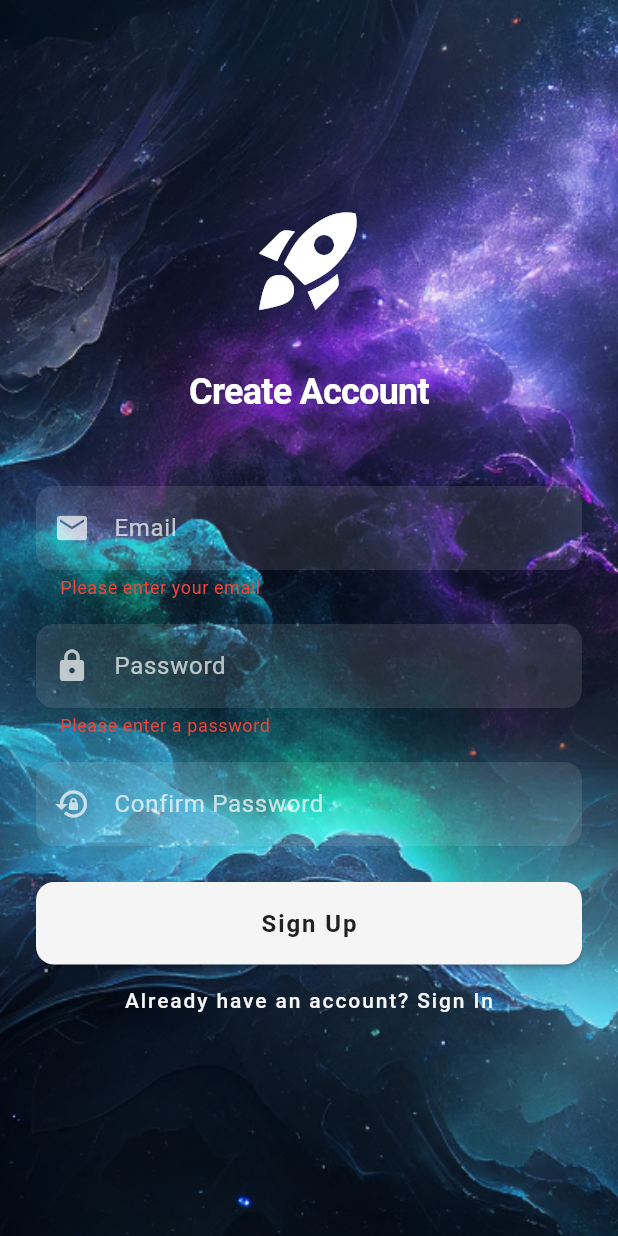
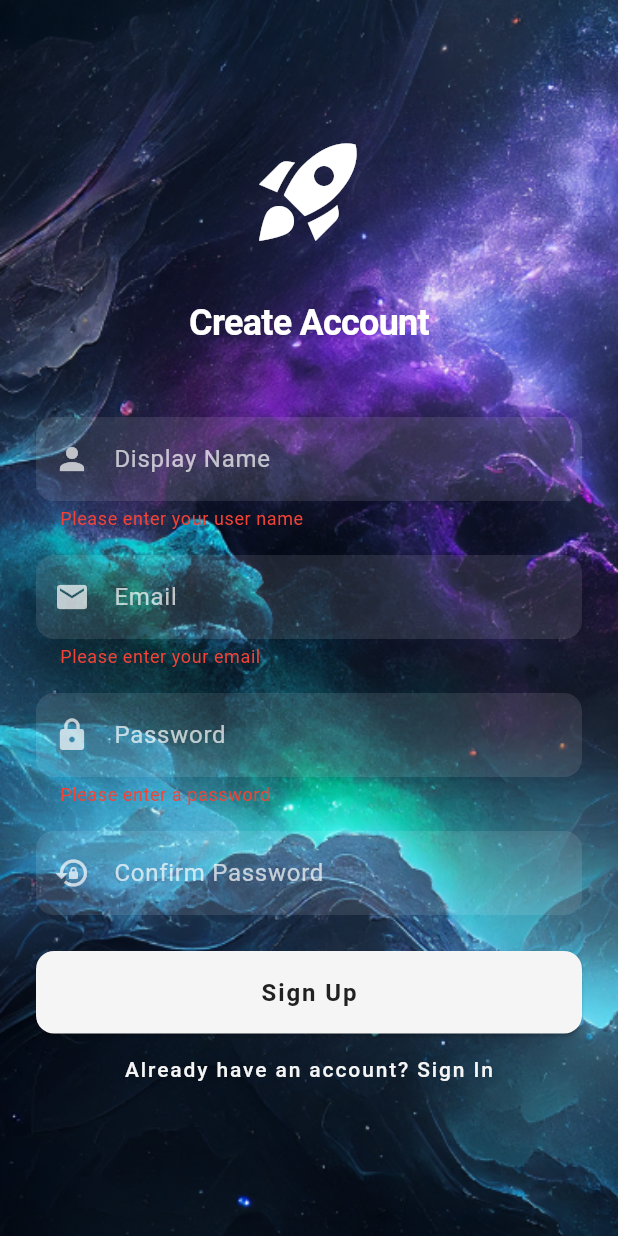
Before and after one commit to Vikas100702/Cosmospedia, a Flutter app: the SignUpScreen screen opened directly, after a tap on "Sign Up", on a phone screen of 412 x 824 dp. Run offline on Flutter 3.47's test engine with Material 3 defaults, Android fonts, the phone set to English and light mode, and no system bars; our stand-ins replace carousel_slider, equatable, file_picker, firebase_auth, firebase_core, fl_chart and 4 more; accounts and stored records are empty; network calls fail.

Commit message:
1. Updating Sign Up with implementation of password validation and an extra name field. 2. Displaying User Name on My Profile Screen View.

```diff
--- a/lib/blocs/sign_up/sign_up_event.dart
+++ b/lib/blocs/sign_up/sign_up_event.dart
@@ -3,11 +3,13 @@ part of 'sign_up_bloc.dart';
 sealed class SignUpEvent {}
 
 class SignUpWithEmailPassword extends SignUpEvent {
+  final String name;
   final String email;
   final String password;
   final String confirmPassword;
 
   SignUpWithEmailPassword(
+      this.name,
       this.email,
       this.password,
       this.confirmPassword,
--- a/lib/ui/screens/sign_up_screen/sign_up_screen.dart
+++ b/lib/ui/screens/sign_up_screen/sign_up_screen.dart
@@ -2,8 +2,6 @@ import 'package:cosmospedia/blocs/sign_up/sign_up_bloc.dart';
 import 'package:cosmospedia/ui/screens/sign_in_screen/sign_in_screen.dart';
 import 'package:flutter/material.dart';
 import 'package:flutter_bloc/flutter_bloc.dart';
-import 'package:firebase_auth/firebase_auth.dart';
-
 import '../../components/custom_buttons/custom_elevated_button/custom_elevated_button.dart';
 import '../../components/custom_buttons/custom_text_button/custom_text_button.dart';
 import '../home_screen/home_screen.dart';
@@ -13,6 +11,7 @@ class SignUpScreen extends StatelessWidget {
 
   @override
   Widget build(BuildContext context) {
+    final _nameController = TextEditingController();
     final _emailController = TextEditingController();
     final _passwordController = TextEditingController();
     final _confirmPasswordController = TextEditingController();
@@ -71,6 +70,32 @@ class SignUpScreen extends StatelessWidget {
                           ),
                           const SizedBox(height: 48),
 
+                          //User Name Field
+                          TextFormField(
+                            controller: _nameController,
+                            style: const TextStyle(color: Colors.white),
+                            decoration: InputDecoration(
+                              labelText: 'Display Name',
+                              labelStyle: const TextStyle(color: Colors.white70),
+                              filled: true,
+                              fillColor: Colors.white.withOpacity(0.1),
+                              border: OutlineInputBorder(
+                                borderRadius: BorderRadius.circular(12),
+                                borderSide: BorderSide.none,
+                              ),
+                              prefixIcon: const Icon(Icons.person, color: Colors.white70),
+                            ),
+                            validator: (value) {
+                              if (value?.isEmpty ?? true) {
+                                return 'Please enter your user name';
+                              }
+                              if (value!.length < 3) {
+                                return 'Name must be at least 3 characters';
+                              }
+                              return null;
+                            },
+                          ),
+                          const SizedBox(height: 16),
                           // Email Field
                           TextFormField(
                             controller: _emailController,
@@ -169,6 +194,7 @@ class SignUpScreen extends StatelessWidget {
                               if (_formKey.currentState?.validate() ?? false) {
                                 context.read<SignUpBloc>().add(
                                   SignUpWithEmailPassword(
+                                    _nameController.text,
                                     _emailController.text,
                                     _passwordController.text,
                                     _confirmPasswordController.text,
```
Also changed, not shown: lib/blocs/sign_up/sign_up_bloc.dart (+31 -2 lines), lib/ui/screens/my_profile/my_profile_view/my_profile_view.dart (+74 -83 lines), pubspec.lock.
